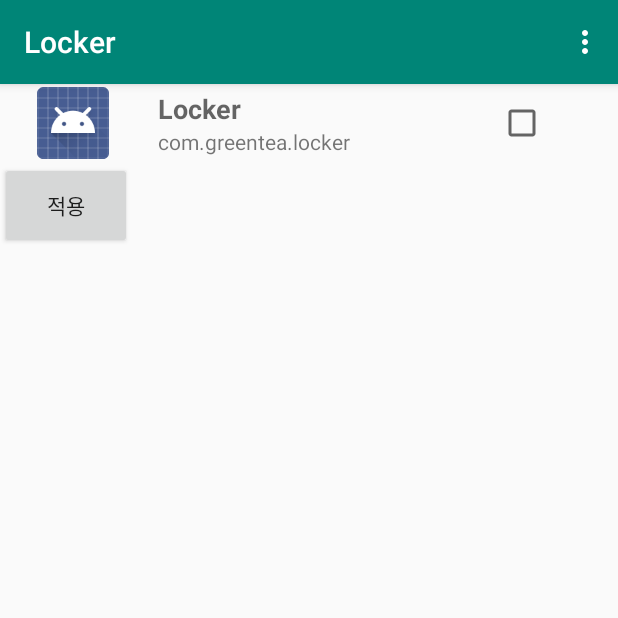
After one commit to bsgreentea/GoalAssistant, an Android app: the AppInfoActivity screen opened directly, with no data from a screen before it, on a phone screen of 412 x 824 dp, the top half of it. The commit adds this screen. Run offline under Robolectric (Android 15) with nearby library versions, the phone set to English and light mode, and no system bars.

Commit message:
UI added
check list and button added

```diff
--- a/Locker/app/src/main/AndroidManifest.xml
+++ b/Locker/app/src/main/AndroidManifest.xml
@@ -17,6 +17,7 @@
         android:roundIcon="@mipmap/ic_launcher_round"
         android:supportsRtl="true"
         android:theme="@style/AppTheme">
+        <activity android:name=".AppInfoActivity"></activity>
 
         <meta-data
             android:name="com.naver.maps.map.CLIENT_ID"
--- /dev/null
+++ b/Locker/app/src/main/java/com/greentea/locker/AppInfoActivity.java
@@ -0,0 +1,311 @@
+package com.greentea.locker;
+
+import android.app.Activity;
+import android.content.Context;
+import android.content.Intent;
+import android.content.pm.ApplicationInfo;
+import android.content.pm.PackageManager;
+import android.os.AsyncTask;
+import android.os.Bundle;
+import android.support.v7.app.AppCompatActivity;
+import android.util.Log;
+import android.view.LayoutInflater;
+import android.view.Menu;
+import android.view.MenuItem;
+import android.view.View;
+import android.view.ViewGroup;
+import android.widget.AdapterView;
+import android.widget.AdapterView.OnItemClickListener;
+import android.widget.BaseAdapter;
+import android.widget.Button;
+import android.widget.ImageView;
+import android.widget.ListView;
+import android.widget.TextView;
+import android.widget.Toast;
+
+import com.greentea.locker.Utilities.AppInfo;
+import com.greentea.locker.Utilities.AppInfo.AppFilter;
+
+import java.util.ArrayList;
+import java.util.Collections;
+import java.util.List;
+
+public class AppInfoActivity extends AppCompatActivity {
+    private static final String TAG = AppInfoActivity.class.getSimpleName();
+    // 메뉴 KEY
+    private final int MENU_DOWNLOAD = 0;
+    private final int MENU_ALL = 1;
+    private int MENU_MODE = MENU_DOWNLOAD;
+
+    private PackageManager pm;
+
+    private View mLoadingContainer;
+    private ListView mListView = null;
+    private IAAdapter mAdapter = null;
+
+    @Override
+    protected void onCreate(Bundle savedInstanceState) {
+        super.onCreate(savedInstanceState);
+        setContentView(R.layout.activity_app_info);
+
+        mLoadingContainer = findViewById(R.id.loading_container);
+        mListView = (ListView) findViewById(R.id.listView1);
+
+        mAdapter = new IAAdapter(this);
+        mListView.setAdapter(mAdapter);
+
+        mListView.setOnItemClickListener(new OnItemClickListener() {
+
+            @Override
+            public void onItemClick(AdapterView<?> av, View view, int position,
+                                    long id) {
+                // TODO Auto-generated method stub
+                String app_name = ((TextView) view.findViewById(R.id.app_name)).getText().toString();
+                String package_name = ((TextView) view.findViewById(R.id.app_package)).getText().toString();
+                Toast.makeText(AppInfoActivity.this, package_name, Toast.LENGTH_SHORT).show();
+            }
+        });
+
+
+        Button button = (Button) findViewById(R.id.button);
+        button.setOnClickListener(new View.OnClickListener() {
+            public void onClick(View v) {
+
+                Intent intent = new Intent();
+                setResult(Activity.RESULT_OK, intent);
+                finish();
+            }
+        });
+    }
+
+    @Override
+    protected void onResume() {
+        super.onResume();
+
+        // 작업 시작
+        startTask();
+    }
+
+    /**
+     * 작업 시작
+     */
+    private void startTask() {
+        new AppTask().execute();
+    }
+
+    /**
+     * 로딩뷰 표시 설정
+     *
+     * @param isView
+     *            표시 유무
+     */
+    private void setLoadingView(boolean isView) {
+        if (isView) {
+            // 화면 로딩뷰 표시
+            mLoadingContainer.setVisibility(View.VISIBLE);
+            mListView.setVisibility(View.GONE);
+        } else {
+            // 화면 어플 리스트 표시
+            mListView.setVisibility(View.VISIBLE);
+            mLoadingContainer.setVisibility(View.GONE);
+        }
+    }
+
+    /**
+     * List Fast Holder
+     *
+     * @author nohhs
+     */
+    private class ViewHolder {
+        // App Icon
+        public ImageView mIcon;
+        // App Name
+        public TextView mName;
+        // App Package Name
+        public TextView mPacakge;
+    }
+
+    /**
+     * List Adapter
+     *
+     * @author nohhs
+     */
+    private class IAAdapter extends BaseAdapter {
+        private Context mContext = null;
+
+        private List<ApplicationInfo> mAppList = null;
+        private ArrayList<AppInfo> mListData = new ArrayList<AppInfo>();
+
+        public IAAdapter(Context mContext) {
+            super();
+            this.mContext = mContext;
+        }
+
+        public int getCount() {
+            return mListData.size();
+        }
+
+        public Object getItem(int arg0) {
+            return null;
+        }
+
+        public long getItemId(int arg0) {
+            return 0;
+        }
+
+        public View getView(int position, View convertView, ViewGroup parent) {
+            ViewHolder holder;
+
+            if (convertView == null) {
+                holder = new ViewHolder();
+
+                LayoutInflater inflater = (LayoutInflater) mContext
+                        .getSystemService(Context.LAYOUT_INFLATER_SERVICE);
+                convertView = inflater.inflate(R.layout.list_item_layout, null);
+
+                holder.mIcon = (ImageView) convertView
+                        .findViewById(R.id.app_icon);
+                holder.mName = (TextView) convertView
+                        .findViewById(R.id.app_name);
+                holder.mPacakge = (TextView) convertView
+                        .findViewById(R.id.app_package);
+
+                convertView.setTag(holder);
+            } else {
+                holder = (ViewHolder) convertView.getTag();
+            }
+
+            AppInfo data = mListData.get(position);
+
+            if (data.mIcon != null) {
+                holder.mIcon.setImageDrawable(data.mIcon);
+            }
+
+            holder.mName.setText(data.mAppNaem);
+            holder.mPacakge.setText(data.mAppPackge);
+
+            return convertView;
+        }
+
+        /**
+         * 어플리케이션 리스트 작성
+         */
+        public void rebuild() {
+            if (mAppList == null) {
+
+                Log.d(TAG, "Is Empty Application List");
+                // 패키지 매니저 취득
+                pm = AppInfoActivity.this.getPackageManager();
+
+                // 설치된 어플리케이션 취득
+                mAppList = pm.getInstalledApplications(PackageManager.GET_UNINSTALLED_PACKAGES| PackageManager.GET_DISABLED_COMPONENTS);
+            }
+
+            AppFilter filter;
+            switch (MENU_MODE) {
+                case MENU_DOWNLOAD:
+                    filter = AppInfo.THIRD_PARTY_FILTER;
+                    break;
+                default:
+                    filter = null;
+                    break;
+            }
+
+            if (filter != null) {
+                filter.init();
+            }
+
+            // 기존 데이터 초기화
+            mListData.clear();
+
+            AppInfo addInfo = null;
+            ApplicationInfo info = null;
+            for (ApplicationInfo app : mAppList) {
+                info = app;
+
+                if (filter == null || filter.filterApp(info)) {
+                    // 필터된 데이터
+
+                    addInfo = new AppInfo();
+                    // App Icon
+                    addInfo.mIcon = app.loadIcon(pm);
+                    // App Name
+                    addInfo.mAppNaem = app.loadLabel(pm).toString();
+                    // App Package Name
+                    addInfo.mAppPackge = app.packageName;
+                    mListData.add(addInfo);
+                }
+            }
+
+            // 알파벳 이름으로 소트(한글, 영어)
+            Collections.sort(mListData, AppInfo.ALPHA_COMPARATOR);
+        }
+    }
+
+    /**
+     * 작업 태스크
+     * @author nohhs
+     */
+    private class AppTask extends AsyncTask<Void, Void, Void> {
+
+        @Override
+        protected void onPreExecute() {
+            // 로딩뷰 시작
+            setLoadingView(true);
+        }
+
+        @Override
+        protected Void doInBackground(Void... params) {
+            // 어플리스트 작업시작
+            mAdapter.rebuild();
+
+            return null;
+        }
+
+        @Override
+        protected void onPostExecute(Void result) {
+            // 어댑터 갱신
+            mAdapter.notifyDataSetChanged();
+
+            // 로딩뷰 정지
+            setLoadingView(false);
+        }
+
+    };
+
+    @Override
+    public boolean onCreateOptionsMenu(Menu menu) {
+        menu.add(0, MENU_DOWNLOAD, 1, R.string.menu_download);
+        menu.add(0, MENU_ALL, 2, R.string.menu_all);
+
+        return true;
+    }
+
+    @Override
+    public boolean onPrepareOptionsMenu(Menu menu) {
+        if (MENU_MODE == MENU_DOWNLOAD) {
+            menu.findItem(MENU_DOWNLOAD).setVisible(false);
+            menu.findItem(MENU_ALL).setVisible(true);
+        } else {
+            menu.findItem(MENU_DOWNLOAD).setVisible(true);
+            menu.findItem(MENU_ALL).setVisible(false);
+        }
+
+        return true;
+    }
+
+    @Override
+    public boolean onOptionsItemSelected(MenuItem item) {
+        int menuId = item.getItemId();
+
+        if (menuId == MENU_DOWNLOAD) {
+            MENU_MODE = MENU_DOWNLOAD;
+        } else {
+            MENU_MODE = MENU_ALL;
+        }
+
+        startTask();
+
+        return true;
+    }
+}
--- a/Locker/app/src/main/java/com/greentea/locker/MainActivity.java
+++ b/Locker/app/src/main/java/com/greentea/locker/MainActivity.java
@@ -10,7 +10,9 @@ import android.provider.Settings;
 import android.support.annotation.NonNull;
 import android.support.v7.app.AppCompatActivity;
 import android.os.Bundle;
+import android.view.View;
 import android.view.accessibility.AccessibilityManager;
+import android.widget.Button;
 import android.widget.Toast;
 
 import com.greentea.locker.Utilities.CalculateDistance;
@@ -34,6 +36,7 @@ public class MainActivity extends AppCompatActivity implements OnMapReadyCallbac
     // NaverMap API 3.0
     private MapView mapView;
     private LocationButtonView locationButtonView;
+    private Button button;
 
     // FusedLocationSource (Google)
     private static final int LOCATION_PERMISSION_REQUEST_CODE = 1000;
@@ -76,6 +79,14 @@ public class MainActivity extends AppCompatActivity implements OnMapReadyCallbac
         mapView.onCreate(savedInstanceState);
 
         naverMapBasicSettings();
+
+        button = (Button) findViewById(R.id.button2);
+        button.setOnClickListener(new View.OnClickListener() {
+            public void onClick(View v) {
+                Intent intent = new Intent(getApplicationContext(), AppInfoActivity.class);
+                startActivityForResult(intent, 101);
+            }
+        });
     }
 
     // https://hyongdoc.tistory.com/177
@@ -100,6 +111,7 @@ public class MainActivity extends AppCompatActivity implements OnMapReadyCallbac
         //naverMap.getUiSettings().setLocationButtonEnabled(true);
         locationButtonView.setMap(naverMap);
 
+        // ex) 하이테크센터
         Marker marker = new Marker();
         marker.setPosition(new LatLng(37.4505988,126.6551209));
         marker.setMap(naverMap);
--- /dev/null
+++ b/Locker/app/src/main/java/com/greentea/locker/Utilities/AppInfo.java
@@ -0,0 +1,50 @@
+package com.greentea.locker.Utilities;
+
+import android.content.pm.ApplicationInfo;
+import android.graphics.drawable.Drawable;
+
+import java.text.Collator;
+import java.util.Comparator;
+
+public class AppInfo {
+    public static interface AppFilter {
+        public void init();
+        public boolean filterApp(ApplicationInfo info);
+    }
+
+    // 아이콘
+    public Drawable mIcon = null;
+    // 어플리케이션 이름
+    public String mAppNaem = null;
+    // 패키지 명
+    public String mAppPackge = null;
+
+    /**
+     * 서드파티 필터
+     */
+    public static final AppFilter THIRD_PARTY_FILTER = new AppFilter() {
+        public void init() {
+        }
+
+        @Override
+        public boolean filterApp(ApplicationInfo info) {
+            if ((info.flags & ApplicationInfo.FLAG_UPDATED_SYSTEM_APP) != 0) {
+                return true;
+            } else if ((info.flags & ApplicationInfo.FLAG_SYSTEM) == 0) {
+                return true;
+            }
+            return false;
+        }
+    };
+
+    /**
+     * 알파벳 이름으로 정렬
+     */
+    public static final Comparator<AppInfo> ALPHA_COMPARATOR = new Comparator<AppInfo>() {
+        private final Collator sCollator = Collator.getInstance();
+        @Override
+        public int compare(AppInfo object1, AppInfo object2) {
+            return sCollator.compare(object1.mAppNaem, object2.mAppNaem);
+        }
+    };
+}
--- a/Locker/app/src/main/java/com/greentea/locker/Utilities/CalculateDistance.java
+++ b/Locker/app/src/main/java/com/greentea/locker/Utilities/CalculateDistance.java
@@ -2,14 +2,11 @@ package com.greentea.locker.Utilities;
 
 public class CalculateDistance {
 
-    public static int chk = 0;
-    public static double lat = 0;
-    public static double lon = 0;
-
     public static double distance(double lat1, double lon1, double lat2, double lon2) {
 
         double theta = lon1 - lon2;
-        double dist = Math.sin(deg2rad(lat1)) * Math.sin(deg2rad(lat2)) + Math.cos(deg2rad(lat1)) * Math.cos(deg2rad(lat2)) * Math.cos(deg2rad(theta));
+        double dist = Math.sin(deg2rad(lat1)) * Math.sin(deg2rad(lat2))
+                + Math.cos(deg2rad(lat1)) * Math.cos(deg2rad(lat2)) * Math.cos(deg2rad(theta));
 
         dist = Math.acos(dist);
         dist = rad2deg(dist);
@@ -21,12 +18,12 @@ public class CalculateDistance {
     }
 
 
-    // This function converts decimal degrees to radians
+    // convert decimal degrees to radians
     private static double deg2rad(double deg) {
         return (deg * Math.PI / 180.0);
     }
 
-    // This function converts radians to decimal degrees
+    // convert radians to decimal degrees
     private static double rad2deg(double rad) {
         return (rad * 180 / Math.PI);
     }
--- /dev/null
+++ b/Locker/app/src/main/java/com/greentea/locker/Utilities/CheckableLinearLayout.java
@@ -0,0 +1,33 @@
+package com.greentea.locker.Utilities;
+
+import android.content.Context;
+import android.util.AttributeSet;
+import android.widget.CheckBox;
+import android.widget.Checkable;
+import android.widget.LinearLayout;
+
+import com.greentea.locker.R;
+
+public class CheckableLinearLayout  extends LinearLayout implements Checkable {
+
+    public CheckableLinearLayout(Context context, AttributeSet attrs) {
+        super(context, attrs);
+    }
+
+    public boolean isChecked() {
+        CheckBox cb = (CheckBox) findViewById(R.id.checkBox1);
+        return cb.isChecked();
+    }
+
+    public void toggle() {
+        CheckBox cb = (CheckBox) findViewById(R.id.checkBox1);
+        setChecked(cb.isChecked() ? false : true);
+    }
+
+    public void setChecked(boolean checked) {
+        CheckBox cb = (CheckBox) findViewById(R.id.checkBox1);
+        if(cb.isChecked() != checked) {
+            cb.setChecked(checked);
+        }
+    }
+}
--- a/Locker/app/src/main/java/com/greentea/locker/WindowChangeDetectingService.java
+++ b/Locker/app/src/main/java/com/greentea/locker/WindowChangeDetectingService.java
@@ -26,9 +26,6 @@ public class WindowChangeDetectingService extends AccessibilityService{
 
                 double longitude = 0, latitude = 0;
 
-                // 여기서 위치 권한 요청해야함
-                // 서비스에서 요청이 안되는 부분 해결할 것
-
                 lm = (LocationManager) getSystemService(Context.LOCATION_SERVICE);
 
                 if ( Build.VERSION.SDK_INT >= 23 && ContextCompat.checkSelfPermission( getApplicationContext(), android.Manifest.permission.ACCESS_FINE_LOCATION ) != PackageManager.PERMISSION_GRANTED ) {
@@ -48,8 +45,6 @@ public class WindowChangeDetectingService extends AccessibilityService{
                 }
             }
         }
-
-
     }
 
     @Override
--- /dev/null
+++ b/Locker/app/src/main/res/layout/activity_app_info.xml
@@ -0,0 +1,41 @@
+<?xml version="1.0" encoding="utf-8"?>
+<LinearLayout
+    xmlns:android="http://schemas.android.com/apk/res/android"
+    xmlns:tools="http://schemas.android.com/tools"
+    android:layout_width="match_parent"
+    android:layout_height="match_parent"
+    android:orientation="vertical"
+    tools:context=".AppInfoActivity">
+
+    <ListView android:layout_height="wrap_content"
+        android:layout_width="match_parent"
+        android:visibility="gone"
+        android:id="@+id/listView1"
+        android:choiceMode="multipleChoice">
+    </ListView>
+
+    <LinearLayout android:orientation="vertical"
+    android:layout_height="match_parent"
+    android:layout_width="match_parent"
+    android:visibility="gone"
+    android:id="@+id/loading_container"
+    android:gravity="center">
+
+    <ProgressBar android:layout_height="wrap_content"
+        android:layout_width="wrap_content"
+        style="?android:attr/progressBarStyleLarge"/>
+
+    <TextView android:layout_height="wrap_content"
+        android:layout_width="wrap_content"
+        android:singleLine="true"
+        android:paddingTop="4dip"
+        android:text="@string/loading"
+        android:textAppearance="?android:attr/textAppearanceSmall"/>
+    </LinearLayout>
+
+    <Button
+        android:id="@+id/button"
+        android:layout_width="wrap_content"
+        android:layout_height="58dp"
+        android:text="적용" />
+</LinearLayout>
--- a/Locker/app/src/main/res/layout/activity_main.xml
+++ b/Locker/app/src/main/res/layout/activity_main.xml
@@ -24,4 +24,13 @@
         app:layout_constraintTop_toTopOf="parent">
     </com.naver.maps.map.widget.LocationButtonView>
 
+    <Button
+        android:layout_marginTop="30dp"
+        android:id="@+id/button2"
+        android:layout_width="100dp"
+        android:layout_height="wrap_content"
+        android:baselineAligned="false"
+        android:layout_gravity="right"
+        android:text="앱 추가" />
+
 </LinearLayout>
--- /dev/null
+++ b/Locker/app/src/main/res/layout/list_item_layout.xml
@@ -0,0 +1,48 @@
+<?xml version="1.0" encoding="utf-8"?>
+<com.greentea.locker.Utilities.CheckableLinearLayout xmlns:android="http://schemas.android.com/apk/res/android"
+    android:layout_width="match_parent"
+    android:layout_height="wrap_content"
+    android:gravity="center_vertical"
+    android:padding="2dip">
+    <ImageView
+        android:layout_height="@android:dimen/app_icon_size"
+        android:layout_width="@android:dimen/app_icon_size"
+        android:src="@mipmap/ic_launcher"
+        android:scaleType="fitCenter"
+        android:layout_marginRight="10dp"
+        android:id="@+id/app_icon"
+        android:layout_weight="1"/>
+
+
+    <LinearLayout
+        android:orientation="vertical"
+        android:layout_height="wrap_content"
+        android:layout_width="0px"
+        android:id="@+id/linearLayout1"
+        android:layout_weight="5">
+
+        <TextView
+            android:id="@+id/app_name"
+            android:layout_width="wrap_content"
+            android:layout_height="wrap_content"
+            android:text="Application Name"
+            android:textAppearance="?android:attr/textAppearanceMedium"
+            android:textStyle="bold" />
+
+        <TextView
+            android:layout_height="wrap_content"
+            android:layout_width="wrap_content"
+            android:id="@+id/app_package"
+            android:text="Package Name"
+            android:layout_below="@id/app_name"/>
+    </LinearLayout>
+
+    <CheckBox
+        android:layout_width="wrap_content"
+        android:layout_height="match_parent"
+        android:id="@+id/checkBox1"
+        android:focusable="false"
+        android:clickable="false"
+        android:layout_weight="1" />
+
+</com.greentea.locker.Utilities.CheckableLinearLayout>
--- a/Locker/app/src/main/res/values/strings.xml
+++ b/Locker/app/src/main/res/values/strings.xml
@@ -1,3 +1,6 @@
 <resources>
     <string name="app_name">Locker</string>
+    <string name="loading">로딩중</string>
+    <string name="menu_download">다운로드</string>
+    <string name="menu_all">전체</string>
 </resources>
```
